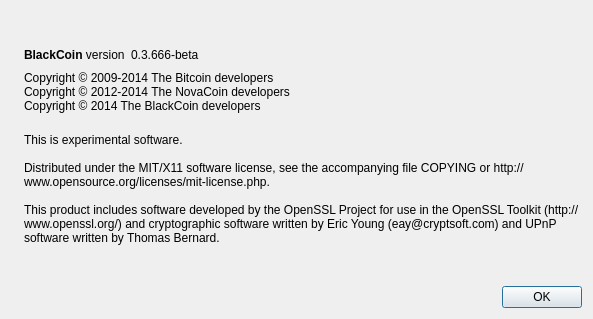
This is src/qt/forms/aboutdialog.ui in hanxianzhai/poscoin as Qt 5 draws it before an edit. The edited form follows.
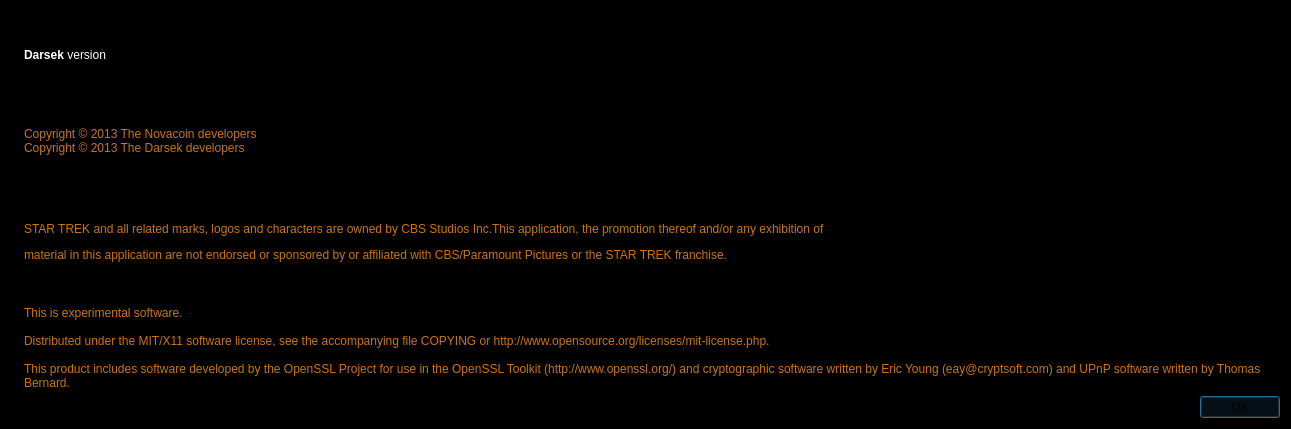
This is the edited form. Icons and pictures are not drawn.

```diff
--- a/src/qt/forms/aboutdialog.ui
+++ b/src/qt/forms/aboutdialog.ui
@@ -6,12 +6,83 @@
    <rect>
     <x>0</x>
     <y>0</y>
-    <width>593</width>
-    <height>319</height>
+    <width>1291</width>
+    <height>429</height>
    </rect>
   </property>
+  <property name="palette">
+   <palette>
+    <active>
+     <colorrole role="Base">
+      <brush brushstyle="SolidPattern">
+       <color alpha="255">
+        <red>0</red>
+        <green>0</green>
+        <blue>0</blue>
+       </color>
+      </brush>
+     </colorrole>
+     <colorrole role="Window">
+      <brush brushstyle="SolidPattern">
+       <color alpha="255">
+        <red>0</red>
+        <green>0</green>
+        <blue>0</blue>
+       </color>
+      </brush>
+     </colorrole>
+    </active>
+    <inactive>
+     <colorrole role="Base">
+      <brush brushstyle="SolidPattern">
+       <color alpha="255">
+        <red>0</red>
+        <green>0</green>
+        <blue>0</blue>
+       </color>
+      </brush>
+     </colorrole>
+     <colorrole role="Window">
+      <brush brushstyle="SolidPattern">
+       <color alpha="255">
+        <red>0</red>
+        <green>0</green>
+        <blue>0</blue>
+       </color>
+      </brush>
+     </colorrole>
+    </inactive>
+    <disabled>
+     <colorrole role="Base">
+      <brush brushstyle="SolidPattern">
+       <color alpha="255">
+        <red>0</red>
+        <green>0</green>
+        <blue>0</blue>
+       </color>
+      </brush>
+     </colorrole>
+     <colorrole role="Window">
+      <brush brushstyle="SolidPattern">
+       <color alpha="255">
+        <red>0</red>
+        <green>0</green>
+        <blue>0</blue>
+       </color>
+      </brush>
+     </colorrole>
+    </disabled>
+   </palette>
+  </property>
   <property name="windowTitle">
-   <string>About BlackCoin</string>
+   <string>About Darsek</string>
+  </property>
+  <property name="autoFillBackground">
+   <bool>true</bool>
+  </property>
+  <property name="styleSheet">
+   <string notr="true">QPushButton { background : #000000 ;border-radius:10px; border-color: white; color: red;  border-style: solid; border-width: 2px;font: bold 10px;min-width: 8em;}
+background-color: rgb(0, 0, 0);</string>
   </property>
   <layout class="QHBoxLayout" name="horizontalLayout_2">
    <item>
@@ -22,6 +93,9 @@
        <verstretch>0</verstretch>
       </sizepolicy>
      </property>
+     <property name="styleSheet">
+      <string notr="true">background-color: rgb(0, 0, 0);</string>
+     </property>
      <property name="pixmap">
       <pixmap resource="../bitcoin.qrc">:/images/about</pixmap>
      </property>
@@ -29,19 +103,6 @@
    </item>
    <item>
     <layout class="QVBoxLayout" name="verticalLayout_2">
-     <item>
-      <spacer name="verticalSpacer_2">
-       <property name="orientation">
-        <enum>Qt::Vertical</enum>
-       </property>
-       <property name="sizeHint" stdset="0">
-        <size>
-         <width>20</width>
-         <height>40</height>
-        </size>
-       </property>
-      </spacer>
-     </item>
      <item>
       <layout class="QHBoxLayout" name="horizontalLayout">
        <item>
@@ -50,7 +111,7 @@
           <cursorShape>IBeamCursor</cursorShape>
          </property>
          <property name="text">
-          <string>&lt;b&gt;BlackCoin&lt;/b&gt; version</string>
+          <string>&lt;html&gt;&lt;head/&gt;&lt;body&gt;&lt;p&gt;&lt;span style=&quot; font-weight:600; color:#ffffff;&quot;&gt;Darsek&lt;/span&gt;&lt;span style=&quot; color:#ffffff;&quot;&gt; version&lt;/span&gt;&lt;/p&gt;&lt;/body&gt;&lt;/html&gt;</string>
          </property>
          <property name="textInteractionFlags">
           <set>Qt::LinksAccessibleByMouse|Qt::TextSelectableByKeyboard|Qt::TextSelectableByMouse</set>
@@ -59,11 +120,129 @@
        </item>
        <item>
         <widget class="QLabel" name="versionLabel">
+         <property name="palette">
+          <palette>
+           <active>
+            <colorrole role="WindowText">
+             <brush brushstyle="SolidPattern">
+              <color alpha="255">
+               <red>255</red>
+               <green>255</green>
+               <blue>255</blue>
+              </color>
+             </brush>
+            </colorrole>
+            <colorrole role="Button">
+             <brush brushstyle="SolidPattern">
+              <color alpha="255">
+               <red>0</red>
+               <green>0</green>
+               <blue>0</blue>
+              </color>
+             </brush>
+            </colorrole>
+            <colorrole role="Base">
+             <brush brushstyle="SolidPattern">
+              <color alpha="255">
+               <red>0</red>
+               <green>0</green>
+               <blue>0</blue>
+              </color>
+             </brush>
+            </colorrole>
+            <colorrole role="Window">
+             <brush brushstyle="SolidPattern">
+              <color alpha="255">
+               <red>0</red>
+               <green>0</green>
+               <blue>0</blue>
+              </color>
+             </brush>
+            </colorrole>
+           </active>
+           <inactive>
+            <colorrole role="WindowText">
+             <brush brushstyle="SolidPattern">
+              <color alpha="255">
+               <red>255</red>
+               <green>255</green>
+               <blue>255</blue>
+              </color>
+             </brush>
+            </colorrole>
+            <colorrole role="Button">
+             <brush brushstyle="SolidPattern">
+              <color alpha="255">
+               <red>0</red>
+               <green>0</green>
+               <blue>0</blue>
+              </color>
+             </brush>
+            </colorrole>
+            <colorrole role="Base">
+             <brush brushstyle="SolidPattern">
+              <color alpha="255">
+               <red>0</red>
+               <green>0</green>
+               <blue>0</blue>
+              </color>
+             </brush>
+            </colorrole>
+            <colorrole role="Window">
+             <brush brushstyle="SolidPattern">
+              <color alpha="255">
+               <red>0</red>
+               <green>0</green>
+               <blue>0</blue>
+              </color>
+             </brush>
+            </colorrole>
+           </inactive>
+           <disabled>
+            <colorrole role="WindowText">
+             <brush brushstyle="SolidPattern">
+              <color alpha="255">
+               <red>132</red>
+               <green>132</green>
+               <blue>132</blue>
+              </color>
+             </brush>
+            </colorrole>
+            <colorrole role="Button">
+             <brush brushstyle="SolidPattern">
+              <color alpha="255">
+               <red>0</red>
+               <green>0</green>
+               <blue>0</blue>
+              </color>
+             </brush>
+            </colorrole>
+            <colorrole role="Base">
+             <brush brushstyle="SolidPattern">
+              <color alpha="255">
+               <red>0</red>
+               <green>0</green>
+               <blue>0</blue>
+              </color>
+             </brush>
+            </colorrole>
+            <colorrole role="Window">
+             <brush brushstyle="SolidPattern">
+              <color alpha="255">
+               <red>0</red>
+               <green>0</green>
+               <blue>0</blue>
+              </color>
+             </brush>
+            </colorrole>
+           </disabled>
+          </palette>
+         </property>
          <property name="cursor">
           <cursorShape>IBeamCursor</cursorShape>
          </property>
          <property name="text">
-          <string notr="true">0.3.666-beta</string>
+          <string notr="true"/>
          </property>
          <property name="textInteractionFlags">
           <set>Qt::LinksAccessibleByMouse|Qt::TextSelectableByKeyboard|Qt::TextSelectableByMouse</set>
@@ -87,24 +266,293 @@
      </item>
      <item>
       <widget class="QLabel" name="copyrightLabel">
+       <property name="palette">
+        <palette>
+         <active>
+          <colorrole role="WindowText">
+           <brush brushstyle="SolidPattern">
+            <color alpha="255">
+             <red>202</red>
+             <green>117</green>
+             <blue>19</blue>
+            </color>
+           </brush>
+          </colorrole>
+          <colorrole role="Button">
+           <brush brushstyle="SolidPattern">
+            <color alpha="255">
+             <red>0</red>
+             <green>0</green>
+             <blue>0</blue>
+            </color>
+           </brush>
+          </colorrole>
+          <colorrole role="Base">
+           <brush brushstyle="SolidPattern">
+            <color alpha="255">
+             <red>0</red>
+             <green>0</green>
+             <blue>0</blue>
+            </color>
+           </brush>
+          </colorrole>
+          <colorrole role="Window">
+           <brush brushstyle="SolidPattern">
+            <color alpha="255">
+             <red>0</red>
+             <green>0</green>
+             <blue>0</blue>
+            </color>
+           </brush>
+          </colorrole>
+         </active>
+         <inactive>
+          <colorrole role="WindowText">
+           <brush brushstyle="SolidPattern">
+            <color alpha="255">
+             <red>202</red>
+             <green>117</green>
+             <blue>19</blue>
+            </color>
+           </brush>
+          </colorrole>
+          <colorrole role="Button">
+           <brush brushstyle="SolidPattern">
+            <color alpha="255">
+             <red>0</red>
+             <green>0</green>
+             <blue>0</blue>
+            </color>
+           </brush>
+          </colorrole>
+          <colorrole role="Base">
+           <brush brushstyle="SolidPattern">
+            <color alpha="255">
+             <red>0</red>
+             <green>0</green>
+             <blue>0</blue>
+            </color>
+           </brush>
+          </colorrole>
+          <colorrole role="Window">
+           <brush brushstyle="SolidPattern">
+            <color alpha="255">
+             <red>0</red>
+             <green>0</green>
+             <blue>0</blue>
+            </color>
+           </brush>
+          </colorrole>
+         </inactive>
+         <disabled>
+          <colorrole role="WindowText">
+           <brush brushstyle="SolidPattern">
+            <color alpha="255">
+             <red>132</red>
+             <green>132</green>
+             <blue>132</blue>
+            </color>
+           </brush>
+          </colorrole>
+          <colorrole role="Button">
+           <brush brushstyle="SolidPattern">
+            <color alpha="255">
+             <red>0</red>
+             <green>0</green>
+             <blue>0</blue>
+            </color>
+           </brush>
+          </colorrole>
+          <colorrole role="Base">
+           <brush brushstyle="SolidPattern">
+            <color alpha="255">
+             <red>0</red>
+             <green>0</green>
+             <blue>0</blue>
+            </color>
+           </brush>
+          </colorrole>
+          <colorrole role="Window">
+           <brush brushstyle="SolidPattern">
+            <color alpha="255">
+             <red>0</red>
+             <green>0</green>
+             <blue>0</blue>
+            </color>
+           </brush>
+          </colorrole>
+         </disabled>
+        </palette>
+       </property>
        <property name="cursor">
         <cursorShape>IBeamCursor</cursorShape>
        </property>
+       <property name="autoFillBackground">
+        <bool>false</bool>
+       </property>
+       <property name="styleSheet">
+        <string notr="true">background-color: rgb(0, 0, 0);</string>
+       </property>
        <property name="text">
-        <string>Copyright © 2009-2014 The Bitcoin developers
-Copyright © 2012-2014 The NovaCoin developers
-Copyright © 2014 The BlackCoin developers</string>
+        <string>Copyright © 2013 The Novacoin developers
+Copyright © 2013 The Darsek developers
+</string>
+       </property>
+       <property name="margin">
+        <number>4</number>
+       </property>
+       <property name="indent">
+        <number>0</number>
        </property>
        <property name="textInteractionFlags">
         <set>Qt::LinksAccessibleByMouse|Qt::TextSelectableByKeyboard|Qt::TextSelectableByMouse</set>
        </property>
       </widget>
      </item>
+     <item>
+      <widget class="QLabel" name="label_3">
+       <property name="autoFillBackground">
+        <bool>false</bool>
+       </property>
+       <property name="styleSheet">
+        <string notr="true">
+background-color: rgb(0, 0, 0);
+color: rgb(202, 117, 19);</string>
+       </property>
+       <property name="text">
+        <string>&lt;html&gt;&lt;head/&gt;&lt;body&gt;&lt;p&gt;STAR TREK and all related marks, logos and characters are owned by CBS Studios Inc.This application, the promotion thereof and/or any exhibition of&lt;/p&gt;&lt;p&gt;material in this application are not endorsed or sponsored by or affiliated with CBS/Paramount Pictures or the STAR TREK franchise.&lt;/p&gt;&lt;/body&gt;&lt;/html&gt;</string>
+       </property>
+      </widget>
+     </item>
      <item>
       <widget class="QLabel" name="label_2">
+       <property name="palette">
+        <palette>
+         <active>
+          <colorrole role="WindowText">
+           <brush brushstyle="SolidPattern">
+            <color alpha="255">
+             <red>202</red>
+             <green>117</green>
+             <blue>19</blue>
+            </color>
+           </brush>
+          </colorrole>
+          <colorrole role="Button">
+           <brush brushstyle="SolidPattern">
+            <color alpha="255">
+             <red>0</red>
+             <green>0</green>
+             <blue>0</blue>
+            </color>
+           </brush>
+          </colorrole>
+          <colorrole role="Base">
+           <brush brushstyle="SolidPattern">
+            <color alpha="255">
+             <red>0</red>
+             <green>0</green>
+             <blue>0</blue>
+            </color>
+           </brush>
+          </colorrole>
+          <colorrole role="Window">
+           <brush brushstyle="SolidPattern">
+            <color alpha="255">
+             <red>0</red>
+             <green>0</green>
+             <blue>0</blue>
+            </color>
+           </brush>
+          </colorrole>
+         </active>
+         <inactive>
+          <colorrole role="WindowText">
+           <brush brushstyle="SolidPattern">
+            <color alpha="255">
+             <red>202</red>
+             <green>117</green>
+             <blue>19</blue>
+            </color>
+           </brush>
+          </colorrole>
+          <colorrole role="Button">
+           <brush brushstyle="SolidPattern">
+            <color alpha="255">
+             <red>0</red>
+             <green>0</green>
+             <blue>0</blue>
+            </color>
+           </brush>
+          </colorrole>
+          <colorrole role="Base">
+           <brush brushstyle="SolidPattern">
+            <color alpha="255">
+             <red>0</red>
+             <green>0</green>
+             <blue>0</blue>
+            </color>
+           </brush>
+          </colorrole>
+          <colorrole role="Window">
+           <brush brushstyle="SolidPattern">
+            <color alpha="255">
+             <red>0</red>
+             <green>0</green>
+             <blue>0</blue>
+            </color>
+           </brush>
+          </colorrole>
+         </inactive>
+         <disabled>
+          <colorrole role="WindowText">
+           <brush brushstyle="SolidPattern">
+            <color alpha="255">
+             <red>132</red>
+             <green>132</green>
+             <blue>132</blue>
+            </color>
+           </brush>
+          </colorrole>
+          <colorrole role="Button">
+           <brush brushstyle="SolidPattern">
+            <color alpha="255">
+             <red>0</red>
+             <green>0</green>
+             <blue>0</blue>
+            </color>
+           </brush>
+          </colorrole>
+          <colorrole role="Base">
+           <brush brushstyle="SolidPattern">
+            <color alpha="255">
+             <red>0</red>
+             <green>0</green>
+             <blue>0</blue>
+            </color>
+           </brush>
+          </colorrole>
+          <colorrole role="Window">
+           <brush brushstyle="SolidPattern">
+            <color alpha="255">
+             <red>0</red>
+             <green>0</green>
+             <blue>0</blue>
+            </color>
+           </brush>
+          </colorrole>
+         </disabled>
+        </palette>
+       </property>
        <property name="cursor">
         <cursorShape>IBeamCursor</cursorShape>
        </property>
+       <property name="autoFillBackground">
+        <bool>false</bool>
+       </property>
+       <property name="styleSheet">
+        <string notr="true">background-color: rgb(0, 0, 0);</string>
+       </property>
        <property name="text">
         <string>
 This is experimental software.
@@ -121,21 +569,375 @@
        </property>
       </widget>
      </item>
-     <item>
-      <spacer name="verticalSpacer">
-       <property name="orientation">
-        <enum>Qt::Vertical</enum>
-       </property>
-       <property name="sizeHint" stdset="0">
-        <size>
-         <width>20</width>
-         <height>40</height>
-        </size>
-       </property>
-      </spacer>
-     </item>
      <item>
       <widget class="QDialogButtonBox" name="buttonBox">
+       <property name="palette">
+        <palette>
+         <active>
+          <colorrole role="WindowText">
+           <brush brushstyle="SolidPattern">
+            <color alpha="255">
+             <red>255</red>
+             <green>255</green>
+             <blue>255</blue>
+            </color>
+           </brush>
+          </colorrole>
+          <colorrole role="Button">
+           <brush brushstyle="SolidPattern">
+            <color alpha="255">
+             <red>0</red>
+             <green>0</green>
+             <blue>0</blue>
+            </color>
+           </brush>
+          </colorrole>
+          <colorrole role="Midlight">
+           <brush brushstyle="SolidPattern">
+            <color alpha="255">
+             <red>255</red>
+             <green>255</green>
+             <blue>255</blue>
+            </color>
+           </brush>
+          </colorrole>
+          <colorrole role="Dark">
+           <brush brushstyle="SolidPattern">
+            <color alpha="255">
+             <red>255</red>
+             <green>255</green>
+             <blue>255</blue>
+            </color>
+           </brush>
+          </colorrole>
+          <colorrole role="Mid">
+           <brush brushstyle="SolidPattern">
+            <color alpha="255">
+             <red>255</red>
+             <green>255</green>
+             <blue>255</blue>
+            </color>
+           </brush>
+          </colorrole>
+          <colorrole role="Text">
+           <brush brushstyle="SolidPattern">
+            <color alpha="255">
+             <red>255</red>
+             <green>255</green>
+             <blue>255</blue>
+            </color>
+           </brush>
+          </colorrole>
+          <colorrole role="ButtonText">
+           <brush brushstyle="SolidPattern">
+            <color alpha="255">
+             <red>255</red>
+             <green>255</green>
+             <blue>255</blue>
+            </color>
+           </brush>
+          </colorrole>
+          <colorrole role="Base">
+           <brush brushstyle="SolidPattern">
+            <color alpha="255">
+             <red>0</red>
+             <green>0</green>
+             <blue>0</blue>
+            </color>
+           </brush>
+          </colorrole>
+          <colorrole role="Window">
+           <brush brushstyle="SolidPattern">
+            <color alpha="255">
+             <red>0</red>
+             <green>0</green>
+             <blue>0</blue>
+            </color>
+           </brush>
+          </colorrole>
+          <colorrole role="Shadow">
+           <brush brushstyle="SolidPattern">
+            <color alpha="255">
+             <red>255</red>
+             <green>255</green>
+             <blue>255</blue>
+            </color>
+           </brush>
+          </colorrole>
+          <colorrole role="Highlight">
+           <brush brushstyle="SolidPattern">
+            <color alpha="255">
+             <red>255</red>
+             <green>255</green>
+             <blue>255</blue>
+            </color>
+           </brush>
+          </colorrole>
+          <colorrole role="ToolTipBase">
+           <brush brushstyle="SolidPattern">
+            <color alpha="255">
+             <red>255</red>
+             <green>255</green>
+             <blue>255</blue>
+            </color>
+           </brush>
+          </colorrole>
+          <colorrole role="ToolTipText">
+           <brush brushstyle="SolidPattern">
+            <color alpha="255">
+             <red>255</red>
+             <green>255</green>
+             <blue>255</blue>
+            </color>
+           </brush>
+          </colorrole>
+         </active>
+         <inactive>
+          <colorrole role="WindowText">
+           <brush brushstyle="SolidPattern">
+            <color alpha="255">
+             <red>255</red>
+             <green>255</green>
+             <blue>255</blue>
+            </color>
+           </brush>
+          </colorrole>
+          <colorrole role="Button">
+           <brush brushstyle="SolidPattern">
+            <color alpha="255">
+             <red>0</red>
+             <green>0</green>
+             <blue>0</blue>
+            </color>
+           </brush>
+          </colorrole>
+          <colorrole role="Midlight">
+           <brush brushstyle="SolidPattern">
+            <color alpha="255">
+             <red>255</red>
+             <green>255</green>
+             <blue>255</blue>
+            </color>
+           </brush>
+          </colorrole>
+          <colorrole role="Dark">
+           <brush brushstyle="SolidPattern">
+            <color alpha="255">
+             <red>255</red>
+             <green>255</green>
+             <blue>255</blue>
+            </color>
+           </brush>
+          </colorrole>
+          <colorrole role="Mid">
+           <brush brushstyle="SolidPattern">
+            <color alpha="255">
+             <red>255</red>
+             <green>255</green>
+             <blue>255</blue>
+            </color>
+           </brush>
+          </colorrole>
+          <colorrole role="Text">
+           <brush brushstyle="SolidPattern">
+            <color alpha="255">
+             <red>255</red>
+             <green>255</green>
+             <blue>255</blue>
+            </color>
+           </brush>
+          </colorrole>
+          <colorrole role="ButtonText">
+           <brush brushstyle="SolidPattern">
+            <color alpha="255">
+             <red>255</red>
+             <green>255</green>
+             <blue>255</blue>
+            </color>
+           </brush>
+          </colorrole>
+          <colorrole role="Base">
+           <brush brushstyle="SolidPattern">
+            <color alpha="255">
+             <red>0</red>
+             <green>0</green>
+             <blue>0</blue>
+            </color>
+           </brush>
+          </colorrole>
+          <colorrole role="Window">
+           <brush brushstyle="SolidPattern">
+            <color alpha="255">
+             <red>0</red>
+             <green>0</green>
+             <blue>0</blue>
+            </color>
+           </brush>
+          </colorrole>
+          <colorrole role="Shadow">
+           <brush brushstyle="SolidPattern">
+            <color alpha="255">
+             <red>255</red>
+             <green>255</green>
+             <blue>255</blue>
+            </color>
+           </brush>
+          </colorrole>
+          <colorrole role="Highlight">
+           <brush brushstyle="SolidPattern">
+            <color alpha="255">
+             <red>255</red>
+             <green>255</green>
+             <blue>255</blue>
+            </color>
+           </brush>
+          </colorrole>
+          <colorrole role="ToolTipBase">
+           <brush brushstyle="SolidPattern">
+            <color alpha="255">
+             <red>255</red>
+             <green>255</green>
+             <blue>255</blue>
+            </color>
+           </brush>
+          </colorrole>
+          <colorrole role="ToolTipText">
+           <brush brushstyle="SolidPattern">
+            <color alpha="255">
+             <red>255</red>
+             <green>255</green>
+             <blue>255</blue>
+            </color>
+           </brush>
+          </colorrole>
+         </inactive>
+         <disabled>
+          <colorrole role="WindowText">
+           <brush brushstyle="SolidPattern">
+            <color alpha="255">
+             <red>255</red>
+             <green>255</green>
+             <blue>255</blue>
+            </color>
+           </brush>
+          </colorrole>
+          <colorrole role="Button">
+           <brush brushstyle="SolidPattern">
+            <color alpha="255">
+             <red>0</red>
+             <green>0</green>
+             <blue>0</blue>
+            </color>
+           </brush>
+          </colorrole>
+          <colorrole role="Midlight">
+           <brush brushstyle="SolidPattern">
+            <color alpha="255">
+             <red>255</red>
+             <green>255</green>
+             <blue>255</blue>
+            </color>
+           </brush>
+          </colorrole>
+          <colorrole role="Dark">
+           <brush brushstyle="SolidPattern">
+            <color alpha="255">
+             <red>255</red>
+             <green>255</green>
+             <blue>255</blue>
+            </color>
+           </brush>
+          </colorrole>
+          <colorrole role="Mid">
+           <brush brushstyle="SolidPattern">
+            <color alpha="255">
+             <red>255</red>
+             <green>255</green>
+             <blue>255</blue>
+            </color>
+           </brush>
+          </colorrole>
+          <colorrole role="Text">
+           <brush brushstyle="SolidPattern">
+            <color alpha="255">
+             <red>255</red>
+             <green>255</green>
+             <blue>255</blue>
+            </color>
+           </brush>
+          </colorrole>
+          <colorrole role="ButtonText">
+           <brush brushstyle="SolidPattern">
+            <color alpha="255">
+             <red>255</red>
+             <green>255</green>
+             <blue>255</blue>
+            </color>
+           </brush>
+          </colorrole>
+          <colorrole role="Base">
+           <brush brushstyle="SolidPattern">
+            <color alpha="255">
+             <red>0</red>
+             <green>0</green>
+             <blue>0</blue>
+            </color>
+           </brush>
+          </colorrole>
+          <colorrole role="Window">
+           <brush brushstyle="SolidPattern">
+            <color alpha="255">
+             <red>0</red>
+             <green>0</green>
+             <blue>0</blue>
+            </color>
+           </brush>
+          </colorrole>
+          <colorrole role="Shadow">
+           <brush brushstyle="SolidPattern">
+            <color alpha="255">
+             <red>255</red>
+             <green>255</green>
+             <blue>255</blue>
+            </color>
+           </brush>
+          </colorrole>
+          <colorrole role="Highlight">
+           <brush brushstyle="SolidPattern">
+            <color alpha="255">
+             <red>195</red>
+             <green>195</green>
+             <blue>195</blue>
+            </color>
+           </brush>
+          </colorrole>
+          <colorrole role="ToolTipBase">
+           <brush brushstyle="SolidPattern">
+            <color alpha="255">
+             <red>255</red>
+             <green>255</green>
+             <blue>255</blue>
+            </color>
+           </brush>
+          </colorrole>
+          <colorrole role="ToolTipText">
+           <brush brushstyle="SolidPattern">
+            <color alpha="255">
+             <red>255</red>
+             <green>255</green>
+             <blue>255</blue>
+            </color>
+           </brush>
+          </colorrole>
+         </disabled>
+        </palette>
+       </property>
+       <property name="autoFillBackground">
+        <bool>false</bool>
+       </property>
+       <property name="styleSheet">
+        <string notr="true">background-color: rgb(0, 0, 0);</string>
+       </property>
        <property name="orientation">
         <enum>Qt::Horizontal</enum>
        </property>
```
